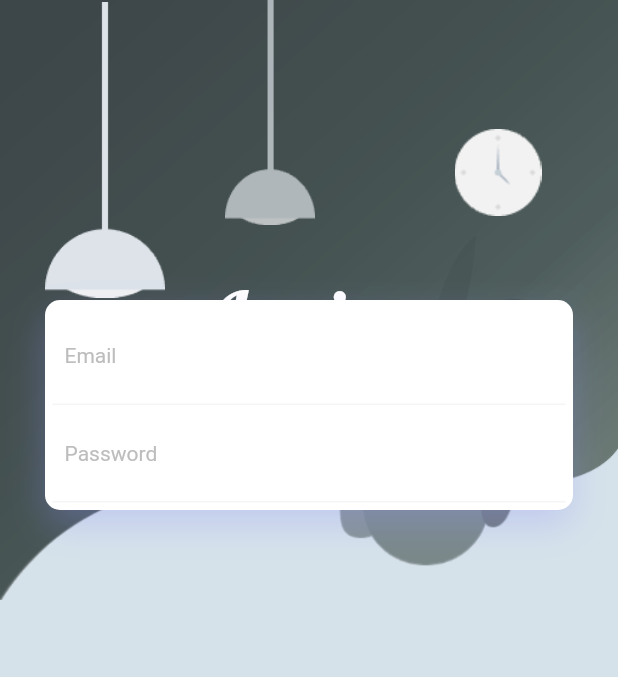
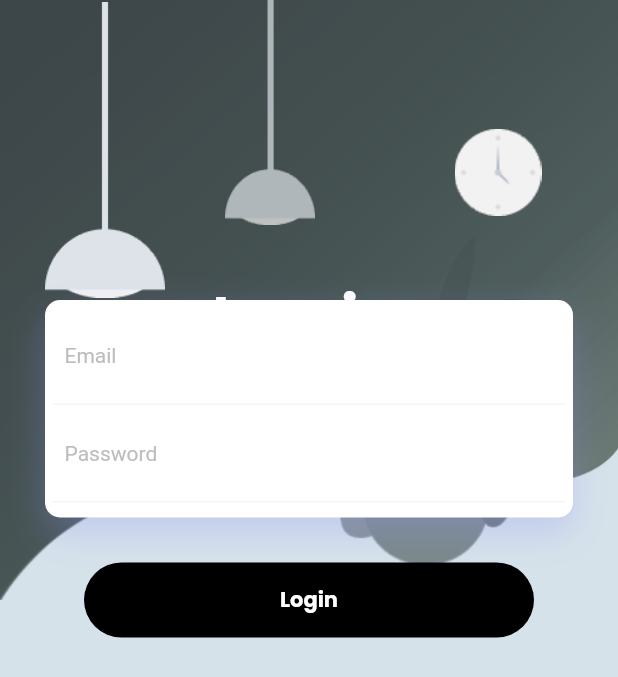
Before and after one commit to BriceJoshy/piXeller, a Flutter app: the AnimatedLoginForm screen opened directly, on a phone screen of 412 x 824 dp. Shown: the top 677 px of the screen. Run offline on Flutter 3.47's test engine with Material 2 defaults, Android fonts, the phone set to English and light mode, and no system bars; our stand-ins replace google_fonts, liquid_swipe, rive, smooth_page_indicator; missing offline and left inert: flutter_animated_button; statements that could not run were skipped.

Commit message:
deleted unwanted widget

```diff
--- a/lib/src/features/authentication/screens/login_page/animated_login_page.dart
+++ b/lib/src/features/authentication/screens/login_page/animated_login_page.dart
@@ -2,7 +2,6 @@ import 'package:flutter/foundation.dart';
 import 'package:flutter/material.dart';
 import 'package:flutter/services.dart';
 import 'package:google_fonts/google_fonts.dart';
-import 'package:mini_project_1/src/common_widgets/gradient_button.dart';
 import 'package:rive/rive.dart';
 
 import '../../../../constants/image_strings.dart';
@@ -152,14 +151,15 @@ class _AnimatedLoginFormState extends State<AnimatedLoginForm> {
             ),
             Positioned(
               top: 180,
-              left: 145,
+              left: 140,
               right: 10,
               child: Text(
                 "Login",
-                style: GoogleFonts.lobster(
+                style: GoogleFonts.poppins(
+                  fontWeight: FontWeight.w600,
                   letterSpacing: 2,
                   color: Colors.white,
-                  fontSize: 50,
+                  fontSize: 45,
                   // fontWeight: FontWeight.bold
                 ),
               ),
@@ -184,13 +184,13 @@ class _AnimatedLoginFormState extends State<AnimatedLoginForm> {
                       ),
                     ),
                   Padding(
-                    padding:
-                        const EdgeInsets.only(left: 30, right: 30, bottom: 30),
+                    padding: const EdgeInsets.only(left: 30, right: 30),
                     child: Container(
                       alignment: Alignment.center,
                       width: 400,
-                      padding: const EdgeInsets.all(5),
-                      margin: const EdgeInsets.only(bottom: 15 * 4),
+                      padding: const EdgeInsets.only(
+                          top: 5, left: 5, right: 5, bottom: 10),
+                      // margin: const EdgeInsets.only(bottom: 15 * 4),
                       decoration: BoxDecoration(
                           color: Colors.white,
                           borderRadius: BorderRadius.circular(10),
@@ -250,6 +250,34 @@ class _AnimatedLoginFormState extends State<AnimatedLoginForm> {
                       ),
                     ),
                   ),
+                  const SizedBox(
+                    height: 30,
+                  ),
+                  InkWell(
+                    onTap: () {
+                      login();
+                    },
+                    child: Container(
+                      height: 50,
+                      width: 300,
+                      decoration: const BoxDecoration(
+                        color: Colors.black,
+                        borderRadius: BorderRadius.all(
+                          Radius.circular(30),
+                        ),
+                      ),
+                      child: Center(
+                        child: Text(
+                          "Login",
+                          style: GoogleFonts.poppins(
+                              color: Colors.white, fontWeight: FontWeight.bold),
+                        ),
+                      ),
+                    ),
+                  ),
+                  const SizedBox(
+                    height: 70,
+                  ),
                 ],
               ),
             ),
```
